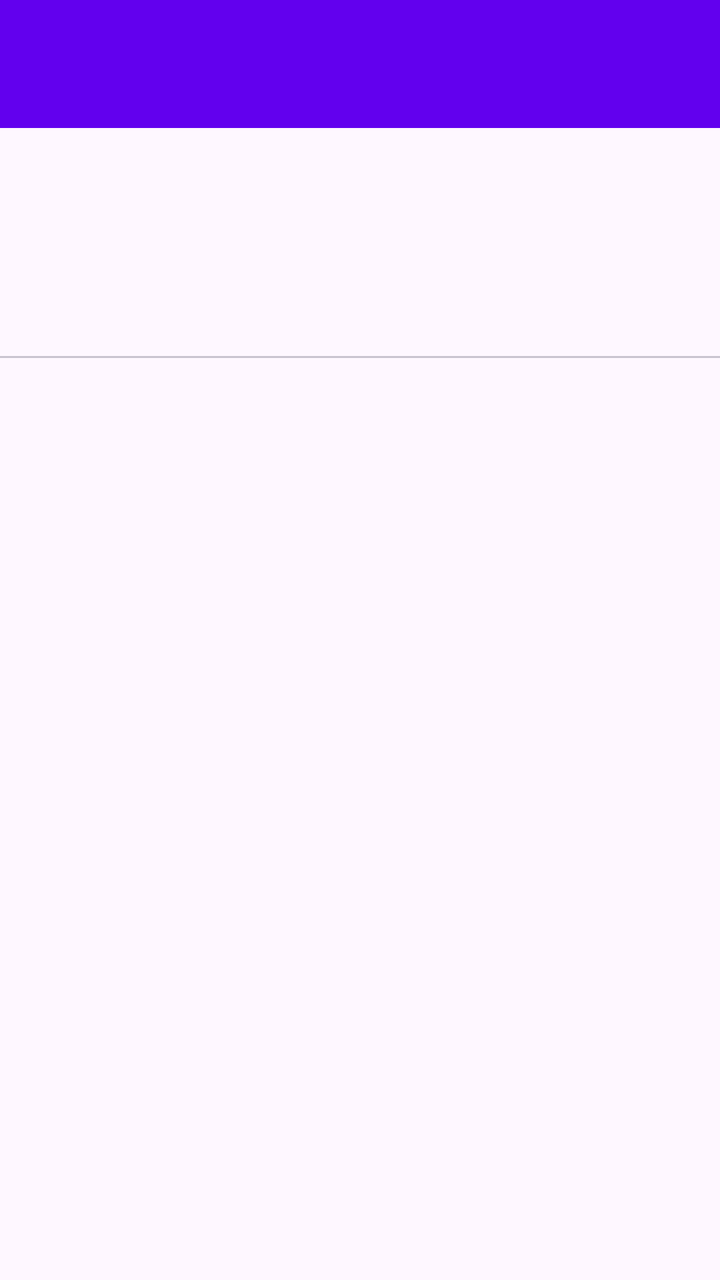
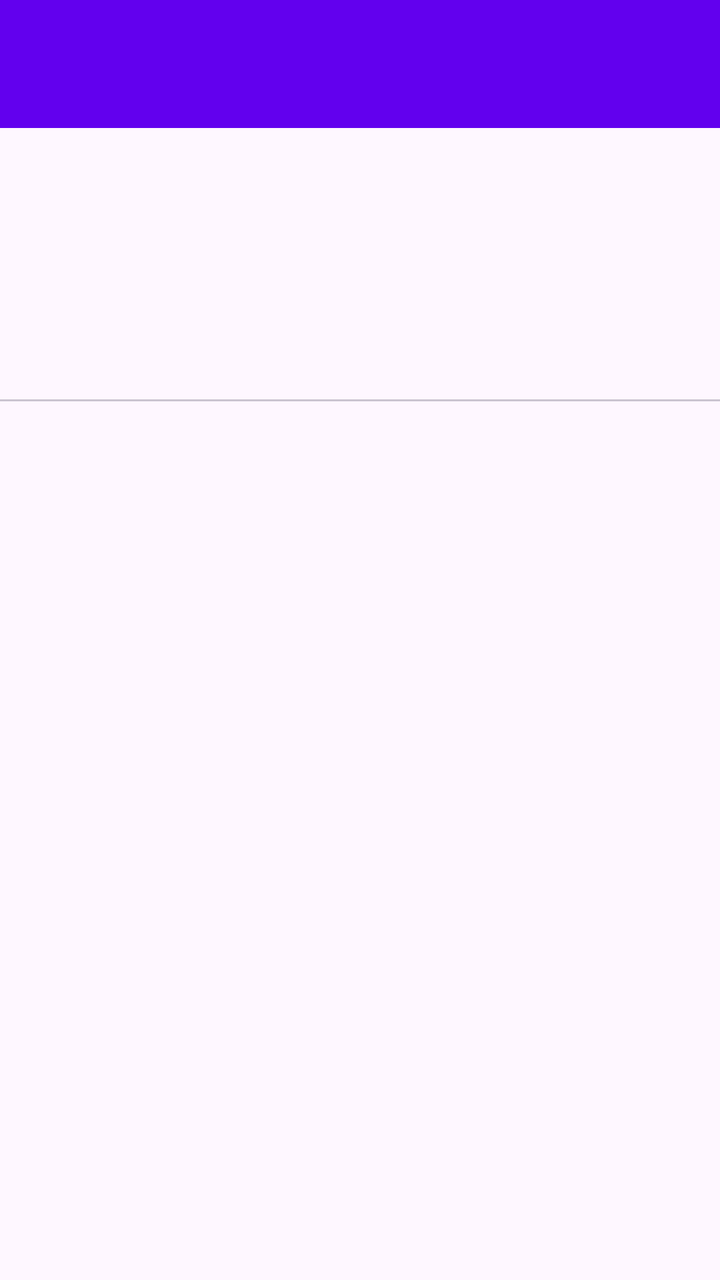

Before-and-after screenshots of an Android layout around one commit, followed by the original layout XML and the change that was made.
<!-- AndroidManifest.xml: application theme Theme.RFIDAndroid -->
<!-- res/layout/activity_main.xml -->
<LinearLayout xmlns:android="http://schemas.android.com/apk/res/android"
    android:orientation="vertical"
    android:layout_width="match_parent"
    android:layout_height="match_parent">

    <androidx.appcompat.widget.Toolbar
        android:id="@+id/toolbar"
        android:layout_width="match_parent"
        android:layout_height="wrap_content"
        android:background="?attr/colorPrimary"
        android:theme="@style/ThemeOverlay.AppCompat.Dark.ActionBar"/>

    <include layout="@layout/include_estado_leitor"/>

    
    <TextView
        android:id="@+id/txtSincronizacao"
        android:layout_width="match_parent"
        android:layout_height="wrap_content"
        android:background="#FFF3E0"
        android:padding="8dp"
        android:textColor="#E65100"
        android:textStyle="bold"
        android:visibility="gone"/>

    
    <TextView
        android:id="@+id/txtContadores"
        android:layout_width="match_parent"
        android:layout_height="wrap_content"
        android:gravity="center"
        android:paddingTop="6dp"
        android:paddingBottom="6dp"
        android:textStyle="bold"/>

    <com.google.android.material.tabs.TabLayout
        android:id="@+id/tabs"
        android:layout_width="match_parent"
        android:layout_height="wrap_content"/>

    <androidx.viewpager2.widget.ViewPager2
        android:id="@+id/pager"
        android:layout_width="match_parent"
        android:layout_height="match_parent"/>

</LinearLayout>
<!-- res/layout/include_estado_leitor.xml (included above) -->
<?xml version="1.0" encoding="utf-8"?>
<LinearLayout xmlns:android="http://schemas.android.com/apk/res/android"
    android:id="@+id/painelEstadoLeitor"
    android:orientation="horizontal"
    android:gravity="center_vertical"
    android:paddingStart="8dp"
    android:paddingEnd="8dp"
    android:minHeight="36dp"
    android:layout_width="match_parent"
    android:layout_height="wrap_content">

    <TextView
        android:id="@+id/txtEstadoLeitor"
        android:textStyle="bold"
        android:layout_width="0dp"
        android:layout_weight="1"
        android:layout_height="wrap_content"/>

    <Button
        android:id="@+id/btnReconectarLeitor"
        style="?android:attr/borderlessButtonStyle"
        android:text="Reconectar"
        android:visibility="gone"
        android:layout_width="wrap_content"
        android:layout_height="wrap_content"/>
</LinearLayout>
<!-- resources referenced by this layout -->
<resources>
  <style name="Theme.RFIDAndroid" parent="Theme.Material3.DayNight.NoActionBar">
  
      
          <item name="colorPrimary">@color/purple_500</item>
          <item name="colorPrimaryVariant">@color/purple_700</item>
          <item name="colorOnPrimary">@color/white</item>
          
          <item name="colorSecondary">@color/teal_200</item>
          <item name="colorSecondaryVariant">@color/teal_700</item>
          <item name="colorOnSecondary">@color/black</item>
          
          <item name="android:statusBarColor">?attr/colorPrimaryVariant</item>
          
      </style>
  <color name="purple_500">#FF6200EE</color>
  <color name="purple_700">#FF3700B3</color>
  <color name="white">#FFFFFFFF</color>
  <color name="teal_200">#FF03DAC5</color>
  <color name="teal_700">#FF018786</color>
  <color name="black">#FF000000</color>
</resources>

<!-- the commit's change to res/layout/activity_main.xml (unified diff, before → after) -->
@@ -11,6 +11,17 @@
         android:theme="@style/ThemeOverlay.AppCompat.Dark.ActionBar"/>
 
     <include layout="@layout/include_estado_leitor"/>
+
+    
+    <TextView
+        android:id="@+id/txtSessao"
+        android:textSize="13sp"
+        android:textColor="#555555"
+        android:paddingStart="8dp"
+        android:paddingEnd="8dp"
+        android:paddingTop="4dp"
+        android:layout_width="match_parent"
+        android:layout_height="wrap_content"/>
 
     
     <TextView
@@ -65,7 +76,7 @@
 
     <Button
         android:id="@+id/btnReconectarLeitor"
-        style="?android:attr/borderlessButtonStyle"
+        style="@style/Widget.Material3.Button.TextButton"
         android:text="Reconectar"
         android:visibility="gone"
         android:layout_width="wrap_content"
